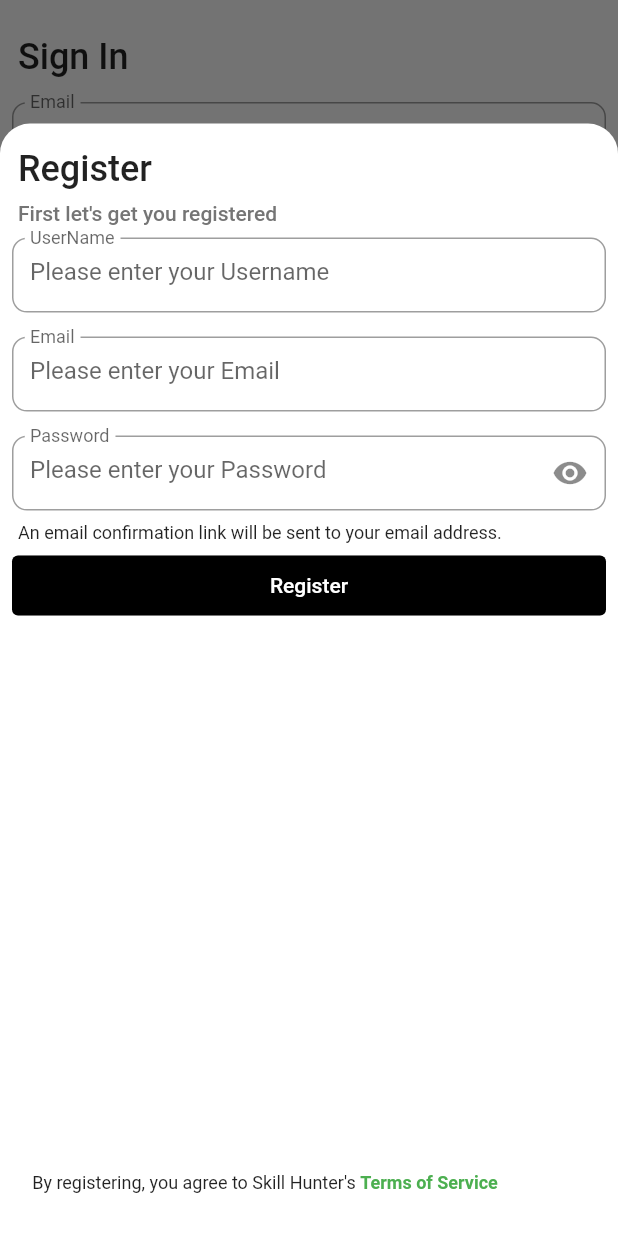
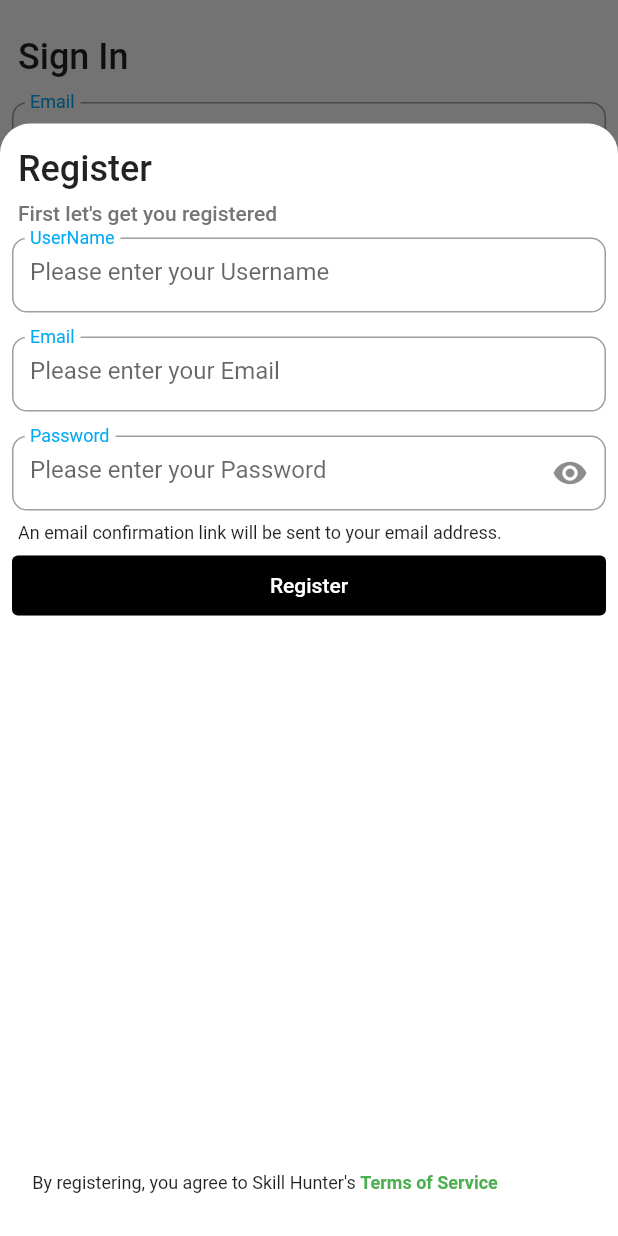
Before and after one commit to telloNii/project_skill_hunter, a Flutter app: the SignInScreen screen opened by its route, after a tap on "Register", on a phone screen of 412 x 824 dp. Run offline on Flutter 3.47's test engine with Material 2 defaults, Android fonts, the phone set to English and light mode, and no system bars; our stand-ins replace firebase_auth, firebase_core; accounts and stored records are empty.

Commit message:
made modifications

```diff
--- a/lib/screen/signin_screen.dart
+++ b/lib/screen/signin_screen.dart
@@ -80,6 +80,8 @@ class _SignInScreenState extends State<SignInScreen> {
                                   floatingLabelBehavior:
                                       FloatingLabelBehavior.always,
                                   labelText: "Email",
+                                  labelStyle:
+                                      TextStyle(color: Colors.lightBlue),
                                   hintText: "Please enter your Email",
                                   border: OutlineInputBorder(
                                     borderRadius: BorderRadius.circular(10),
--- a/lib/screen/signup_screen.dart
+++ b/lib/screen/signup_screen.dart
@@ -69,6 +69,7 @@ class _SignUpScreenState extends State<SignUpScreen> {
                         decoration: InputDecoration(
                           hintText: "Please enter your Username",
                           labelText: "UserName",
+                          labelStyle: TextStyle(color: Colors.lightBlue),
                           floatingLabelBehavior: FloatingLabelBehavior.always,
                           border: OutlineInputBorder(
                             borderRadius: BorderRadius.circular(10),
@@ -95,6 +96,7 @@ class _SignUpScreenState extends State<SignUpScreen> {
                         decoration: InputDecoration(
                           hintText: "Please enter your Email",
                           labelText: "Email",
+                          labelStyle: TextStyle(color: Colors.lightBlue),
                           floatingLabelBehavior: FloatingLabelBehavior.always,
                           border: OutlineInputBorder(
                             borderRadius: BorderRadius.circular(10),
@@ -123,6 +125,7 @@ class _SignUpScreenState extends State<SignUpScreen> {
                           decoration: InputDecoration(
                             hintText: "Please enter your Password",
                             labelText: "Password",
+                            labelStyle: TextStyle(color: Colors.lightBlue),
                             floatingLabelBehavior: FloatingLabelBehavior.always,
                             suffixIcon: IconButton(
                               onPressed: () {
```
